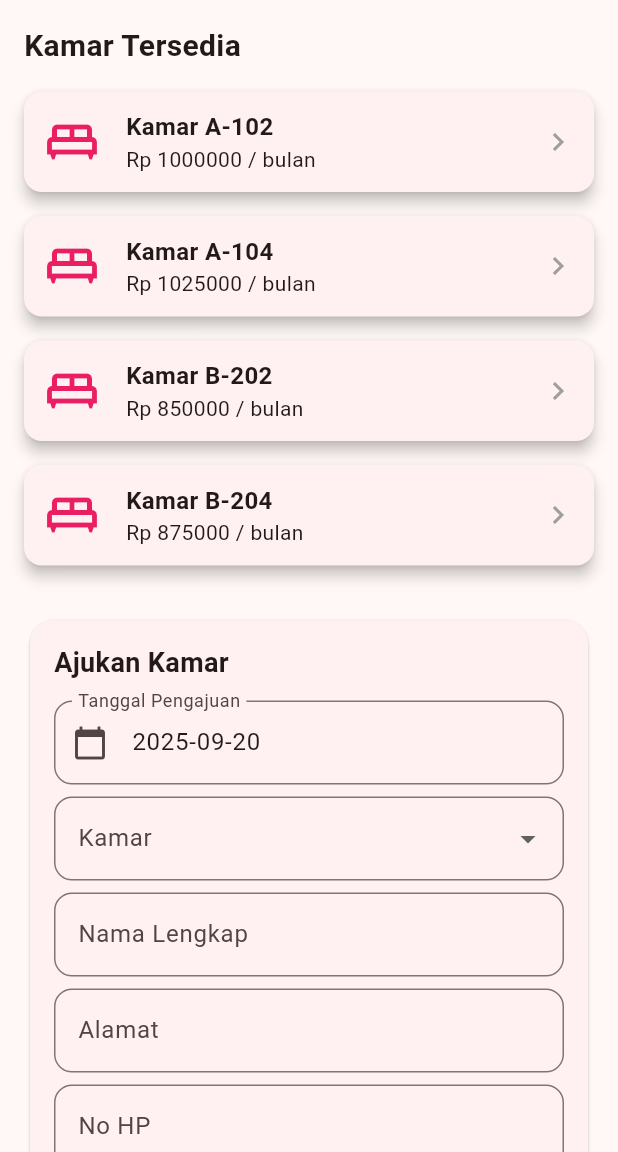
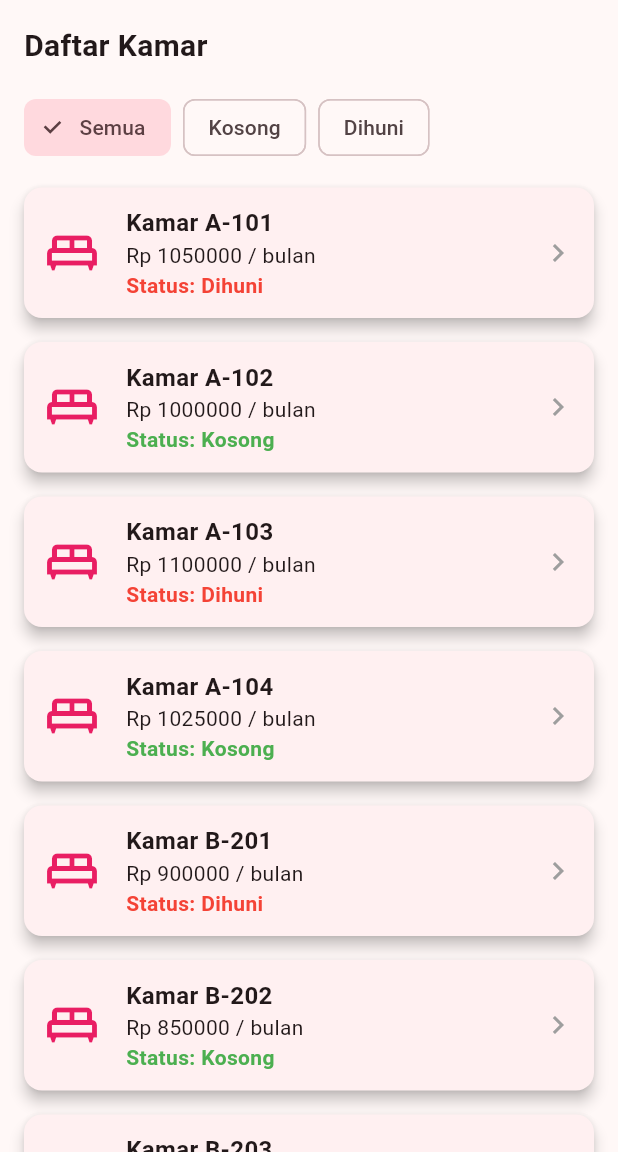
Before and after one commit to Drappy-cat/Aplikasi-kelola-kamar-kost-Flutter, a Flutter app: the UserHomePage screen opened directly, on a phone screen of 412 x 824 dp, the part 84-1236 px from its top. Run offline on Flutter 3.47's test engine with Material 3 defaults, Android fonts, the phone set to English and light mode, and no system bars; our stand-ins replace shared_preferences; accounts and stored records are empty; network calls fail.

Commit message:
beneriun baguian data dummy

```diff
--- a/lib/features/home/user_home_page.dart
+++ b/lib/features/home/user_home_page.dart
@@ -15,6 +15,9 @@ class UserHomePage extends StatefulWidget {
 }
 
 class _UserHomePageState extends State<UserHomePage> {
+  // State untuk melacak filter yang dipilih
+  String _selectedStatus = 'Semua';
+
   @override
   Widget build(BuildContext context) {
     final userName = AuthService.currentUser?.fullName ?? AuthService.currentUser?.username ?? 'User';
@@ -59,7 +62,7 @@ class _UserHomePageState extends State<UserHomePage> {
   Widget _userContent() {
     final userRoomCode = DummyService.userRoomCode;
     if (userRoomCode == null) {
-      return _availableRoomsPage();
+      return _allRoomsPage();
     }
     final room = DummyService.findRoom(userRoomCode);
     if (room == null) {
@@ -83,18 +86,45 @@ class _UserHomePageState extends State<UserHomePage> {
     return _userRoomInfo(room);
   }
 
-  Widget _availableRoomsPage() {
-    final available = DummyService.rooms.where((r) => r.status == 'Kosong').toList();
+  Widget _allRoomsPage() {
+    // Menerapkan logika filter
+    final List<Room> filteredRooms;
+    if (_selectedStatus == 'Semua') {
+      filteredRooms = DummyService.rooms;
+    } else {
+      filteredRooms = DummyService.rooms.where((r) => r.status == _selectedStatus).toList();
+    }
+
     return ListView(
       padding: const EdgeInsets.all(16),
       children: [
         const Padding(
           padding: EdgeInsets.only(bottom: 8.0),
-          child: Text('Kamar Tersedia', style: TextStyle(fontSize: 20, fontWeight: FontWeight.bold)),
+          child: Text('Daftar Kamar', style: TextStyle(fontSize: 20, fontWeight: FontWeight.bold)),
         ),
-        if (available.isEmpty)
-          const Center(child: Padding(padding: EdgeInsets.all(16.0), child: Text('Tidak ada kamar tersedia saat ini.'))),
-        ...available.map((room) => _buildRoomCard(room)),
+        // UI untuk filter
+        Padding(
+          padding: const EdgeInsets.symmetric(vertical: 8.0),
+          child: Wrap(
+            spacing: 8.0,
+            children: ['Semua', 'Kosong', 'Dihuni'].map((status) {
+              return ChoiceChip(
+                label: Text(status),
+                selected: _selectedStatus == status,
+                onSelected: (isSelected) {
+                  if (isSelected) {
+                    setState(() {
+                      _selectedStatus = status;
+                    });
+                  }
+                },
+              );
+            }).toList(),
+          ),
+        ),
+        if (filteredRooms.isEmpty)
+          const Center(child: Padding(padding: EdgeInsets.all(16.0), child: Text('Tidak ada kamar yang cocok dengan filter ini.'))),
+        ...filteredRooms.map((room) => _buildRoomCard(room)),
         const SizedBox(height: 24),
         _bookingForm(),
       ],
@@ -127,6 +157,7 @@ class _UserHomePageState extends State<UserHomePage> {
                   children: [
                     Text('Kamar ${room.code}', style: const TextStyle(fontWeight: FontWeight.bold, fontSize: 16)),
                     Text('Rp ${DummyService.computeTotalForRoom(room)} / bulan'),
+                    Text('Status: ${room.status}', style: TextStyle(color: room.status == 'Kosong' ? Colors.green : Colors.red, fontWeight: FontWeight.bold)),
                   ],
                 ),
               ),
--- a/lib/shared/services/dummy_service.dart
+++ b/lib/shared/services/dummy_service.dart
@@ -7,41 +7,81 @@ class DummyService {
   static String? userName;
 
   static List<Room> rooms = [
+    // Gedung A
     Room(
       code: "A-101", status: "Dihuni", baseRent: 750000, wifi: 100000, water: 50000, electricity: 150000, acCost: 200000,
-      dimensions: "3x4 m", imageUrls: ['https://placehold.co/600x400/F72585/FFFFFF/png', 'https://placehold.co/600x400/7209B7/FFFFFF/png'],
+      dimensions: "3x4 m", imageUrls: ['https://picsum.photos/seed/a101/600/400', 'https://picsum.photos/seed/a101_2/600/400', 'https://picsum.photos/seed/a101_3/600/400'],
       tenantName: "Budi Santoso", tenantAddress: "Jl. Melati No. 5", tenantPhone: "081234567890", rentStartDate: "2024-07-01",
     ),
     Room(
       code: "A-102", status: "Kosong", baseRent: 700000, wifi: 100000, water: 50000, electricity: 150000, acCost: 200000,
-      dimensions: "3x3.5 m", imageUrls: ['https://placehold.co/600x400/560BAD/FFFFFF/png'],
+      dimensions: "3x3.5 m", imageUrls: ['https://picsum.photos/seed/a102/600/400', 'https://picsum.photos/seed/a102_2/600/400', 'https://picsum.photos/seed/a102_3/600/400'],
     ),
     Room(
       code: "A-103", status: "Dihuni", baseRent: 800000, wifi: 100000, water: 50000, electricity: 150000, acCost: 250000,
-      dimensions: "4x4 m", imageUrls: ['https://placehold.co/600x400/480CA8/FFFFFF/png', 'https://placehold.co/600x400/F72585/FFFFFF/png'],
+      dimensions: "4x4 m", imageUrls: ['https://picsum.photos/seed/a103/600/400', 'https://picsum.photos/seed/a103_2/600/400', 'https://picsum.photos/seed/a103_3/600/400'],
       tenantName: "Siti Aminah", tenantAddress: "Jl. Kenanga No. 12", tenantPhone: "081212345678", rentStartDate: "2024-06-15",
     ),
     Room(
       code: "A-104", status: "Kosong", baseRent: 725000, wifi: 100000, water: 50000, electricity: 150000, acCost: 200000,
-      dimensions: "3.5x4 m", imageUrls: [],
+      dimensions: "3.5x4 m", imageUrls: ['https://picsum.photos/seed/a104/600/400', 'https://picsum.photos/seed/a104_2/600/400', 'https://picsum.photos/seed/a104_3/600/400'],
     ),
+    // Gedung B
     Room(
       code: "B-201", status: "Dihuni", baseRent: 900000, wifi: 100000, water: 50000, electricity: 150000, packageFull: true, acCost: 0,
-      dimensions: "4x5 m", imageUrls: ['https://placehold.co/600x400/5B2EBC/FFFFFF/png'],
+      dimensions: "4x5 m", imageUrls: ['https://picsum.photos/seed/b201/600/400', 'https://picsum.photos/seed/b201_2/600/400', 'https://picsum.photos/seed/b201_3/600/400'],
       tenantName: "Joko Susilo", tenantAddress: "Jl. Mawar No. 3", tenantPhone: "081312345678", rentStartDate: "2024-08-01",
     ),
     Room(
       code: "B-202", status: "Kosong", baseRent: 850000, wifi: 100000, water: 50000, electricity: 150000, packageFull: true, acCost: 0,
-      dimensions: "4x4.5 m", imageUrls: ['https://placehold.co/600x400/7209B7/FFFFFF/png'],
+      dimensions: "4x4.5 m", imageUrls: ['https://picsum.photos/seed/b202/600/400', 'https://picsum.photos/seed/b202_2/600/400', 'https://picsum.photos/seed/b202_3/600/400'],
     ),
     Room(
       code: "B-203", status: "Dihuni", baseRent: 950000, wifi: 100000, water: 50000, electricity: 150000, packageFull: true, acCost: 0,
-      dimensions: "4.5x5 m", imageUrls: [],
+      dimensions: "4.5x5 m", imageUrls: ['https://picsum.photos/seed/b203/600/400', 'https://picsum.photos/seed/b203_2/600/400', 'https://picsum.photos/seed/b203_3/600/400'],
       tenantName: "Dewi Sartika", tenantAddress: "Jl. Anggrek No. 7", tenantPhone: "081512345678", rentStartDate: "2024-07-20",
     ),
     Room(
       code: "B-204", status: "Kosong", baseRent: 875000, wifi: 100000, water: 50000, electricity: 150000, packageFull: true, acCost: 0,
-      dimensions: "4x5 m", imageUrls: ['https://placehold.co/600x400/560BAD/FFFFFF/png'],
+      dimensions: "4x5 m", imageUrls: ['https://picsum.photos/seed/b204/600/400', 'https://picsum.photos/seed/b204_2/600/400', 'https://picsum.photos/seed/b204_3/600/400'],
+    ),
+    // Gedung C
+    Room(
+      code: "C-101", status: "Dihuni", baseRent: 780000, wifi: 100000, water: 50000, electricity: 150000, acCost: 200000,
+      dimensions: "3x4 m", imageUrls: ['https://picsum.photos/seed/c101/600/400', 'https://picsum.photos/seed/c101_2/600/400', 'https://picsum.photos/seed/c101_3/600/400'],
+      tenantName: "Rina Putri", tenantAddress: "Jl. Dahlia No. 8", tenantPhone: "081812345678", rentStartDate: "2024-05-10",
+    ),
+    Room(
+      code: "C-102", status: "Kosong", baseRent: 760000, wifi: 100000, water: 50000, electricity: 150000, acCost: 200000,
+      dimensions: "3x3.5 m", imageUrls: ['https://picsum.photos/seed/c102/600/400', 'https://picsum.photos/seed/c102_2/600/400', 'https://picsum.photos/seed/c102_3/600/400'],
+    ),
+    Room(
+      code: "C-103", status: "Kosong", baseRent: 770000, wifi: 100000, water: 50000, electricity: 150000, acCost: 250000,
+      dimensions: "4x4 m", imageUrls: ['https://picsum.photos/seed/c103/600/400', 'https://picsum.photos/seed/c103_2/600/400', 'https://picsum.photos/seed/c103_3/600/400'],
+    ),
+    Room(
+      code: "C-104", status: "Dihuni", baseRent: 790000, wifi: 100000, water: 50000, electricity: 150000, acCost: 200000,
+      dimensions: "3.5x4 m", imageUrls: ['https://picsum.photos/seed/c104/600/400', 'https://picsum.photos/seed/c104_2/600/400', 'https://picsum.photos/seed/c104_3/600/400'],
+      tenantName: "Agus Wijaya", tenantAddress: "Jl. Kamboja No. 15", tenantPhone: "081912345678", rentStartDate: "2024-04-25",
+    ),
+    // Gedung D
+    Room(
+      code: "D-201", status: "Kosong", baseRent: 920000, wifi: 100000, water: 50000, electricity: 150000, packageFull: true, acCost: 0,
+      dimensions: "4x5 m", imageUrls: ['https://picsum.photos/seed/d201/600/400', 'https://picsum.photos/seed/d201_2/600/400', 'https://picsum.photos/seed/d201_3/600/400'],
+    ),
+    Room(
+      code: "D-202", status: "Dihuni", baseRent: 930000, wifi: 100000, water: 50000, electricity: 150000, packageFull: true, acCost: 0,
+      dimensions: "4x4.5 m", imageUrls: ['https://picsum.photos/seed/d202/600/400', 'https://picsum.photos/seed/d202_2/600/400', 'https://picsum.photos/seed/d202_3/600/400'],
+      tenantName: "Lia Amelia", tenantAddress: "Jl. Flamboyan No. 1", tenantPhone: "081712345678", rentStartDate: "2024-03-18",
+    ),
+    Room(
+      code: "D-203", status: "Kosong", baseRent: 910000, wifi: 100000, water: 50000, electricity: 150000, packageFull: true, acCost: 0,
+      dimensions: "4.5x5 m", imageUrls: ['https://picsum.photos/seed/d203/600/400', 'https://picsum.photos/seed/d203_2/600/400', 'https://picsum.photos/seed/d203_3/600/400'],
+    ),
+    Room(
+      code: "D-204", status: "Dihuni", baseRent: 940000, wifi: 100000, water: 50000, electricity: 150000, packageFull: true, acCost: 0,
+      dimensions: "4x5 m", imageUrls: ['https://picsum.photos/seed/d204/600/400', 'https://picsum.photos/seed/d204_2/600/400', 'https://picsum.photos/seed/d204_3/600/400'],
+      tenantName: "Tono Martono", tenantAddress: "Jl. Cempaka No. 20", tenantPhone: "081612345678", rentStartDate: "2024-02-01",
     ),
   ];
 
```
Also changed, not shown: lib/features/home/room_detail_screen.dart (+7 -67 lines).
